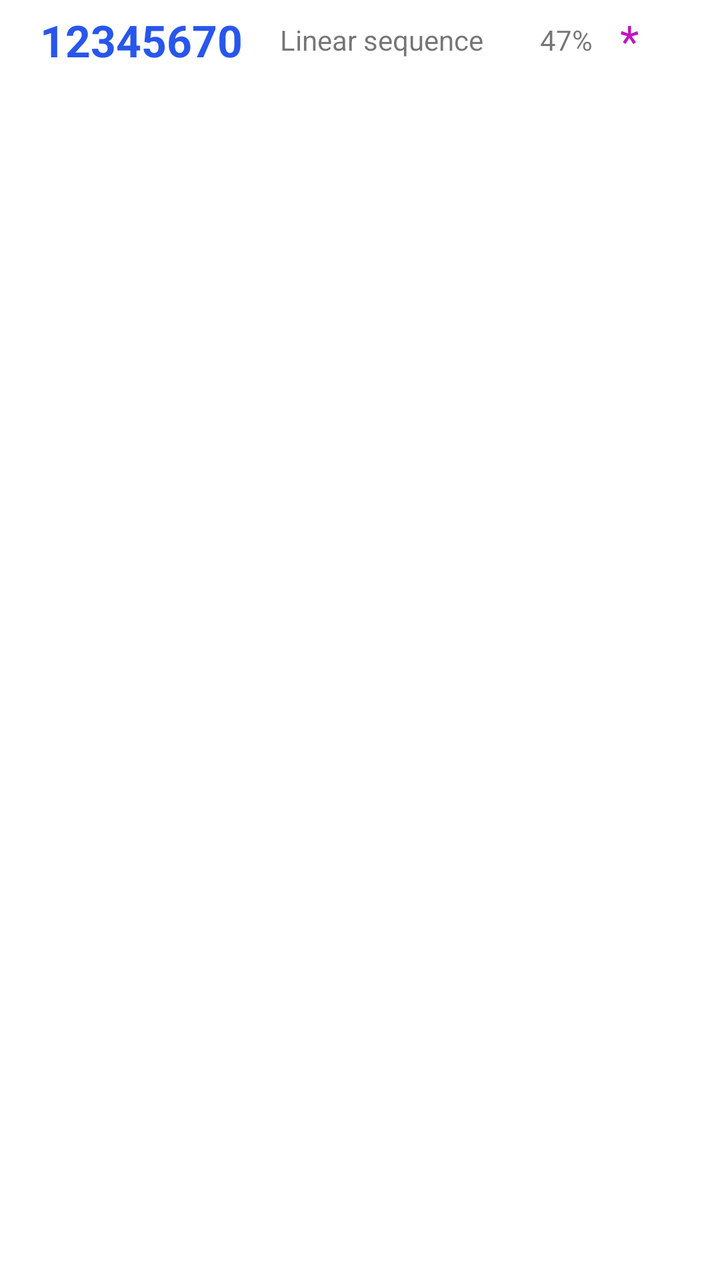
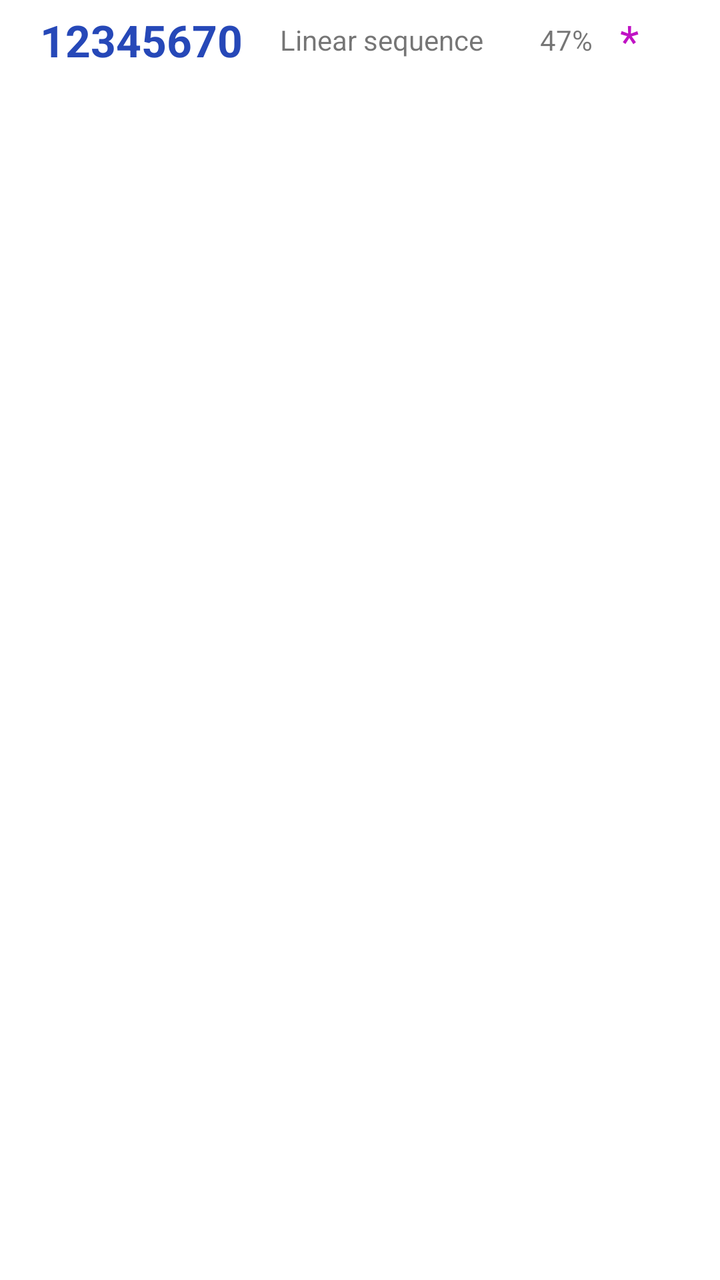

An Android layout rendered at two revisions. The XML below is the earlier revision; the diff shows what the commit changed to produce the second picture.
<!-- AndroidManifest.xml: fallback theme Theme.MaterialComponents.DayNight.NoActionBar -->
<!-- res/layout/list_wps_item.xml -->
<?xml version="1.0" encoding="utf-8"?>
<LinearLayout
	xmlns:android="http://schemas.android.com/apk/res/android"
	android:id="@+id/row"
	android:layout_width="fill_parent"
	android:layout_height="fill_parent">

	<LinearLayout
		android:orientation="horizontal"
		android:layout_width="0dp"
		android:layout_height="40dp"
		android:layout_weight="100"
		android:clickable="false"
		android:focusable="false"
		android:focusableInTouchMode="false"
		android:gravity="center">

		<LinearLayout
			android:layout_height="wrap_content"
			android:layout_width="320dp"
			android:orientation="horizontal"
			android:gravity="left|center_vertical">

			<TableRow
				android:layout_height="wrap_content"
				android:layout_width="wrap_content"/>

			<TextView
				android:layout_width="120dp"
				android:layout_height="match_parent"
				android:textAppearance="?android:attr/textAppearanceLarge"
				android:text="12345670"
				android:gravity="left|center_vertical"
				android:textStyle="bold"
				android:id="@+id/txtPin"
				android:textColor="#2856ed"/>

			<TextView
				android:layout_width="130dp"
				android:layout_height="match_parent"
				android:textAppearance="?android:attr/textAppearanceSmall"
				android:text="Linear sequence"
				android:gravity="center_vertical"
				android:maxLines="1"
				android:ellipsize="end"
				android:id="@+id/txtMetod"/>

			<TextView
				android:layout_height="wrap_content"
				android:layout_width="40dp"
				android:text="47%"
				android:gravity="center_vertical"
				android:id="@+id/txtScor"/>

			<TextView
				android:layout_height="wrap_content"
				android:layout_width="wrap_content"
				android:text="*"
				android:gravity="top|center_vertical"
				android:textColor="#C012C4"
				android:textAppearance="?android:attr/textAppearanceLarge"
				android:id="@+id/txtDb"/>

		</LinearLayout>

	</LinearLayout>

</LinearLayout>
<!-- resources referenced by this layout -->
<resources>

</resources>

<!-- the commit's change to res/layout/list_wps_item.xml (unified diff, before → after) -->
@@ -33,7 +33,7 @@
 				android:gravity="left|center_vertical"
 				android:textStyle="bold"
 				android:id="@+id/txtPin"
-				android:textColor="#2856ed"/>
+				android:textColor="#2648B8"/>
 
 			<TextView
 				android:layout_width="130dp"
<!-- resource entries referenced after the edit -->
@@ -1,5 +1,13 @@
 <!-- resources referenced by this layout -->
 <resources>
-
+  <style name="AppTheme" parent="Theme.MaterialComponents.Light.NoActionBar">
+          <item name="windowNoTitle">true</item>
+          <item name="colorPrimary">@color/colorPrimary</item>
+          <item name="colorPrimaryDark">@color/colorPrimaryDark</item>
+          <item name="colorAccent">@color/colorAccent</item>
+      </style>
+  <color name="colorPrimary">#03A9F4</color>
+  <color name="colorPrimaryDark">#1C74BA</color>
+  <color name="colorAccent">#00C853</color>
 </resources>
 
